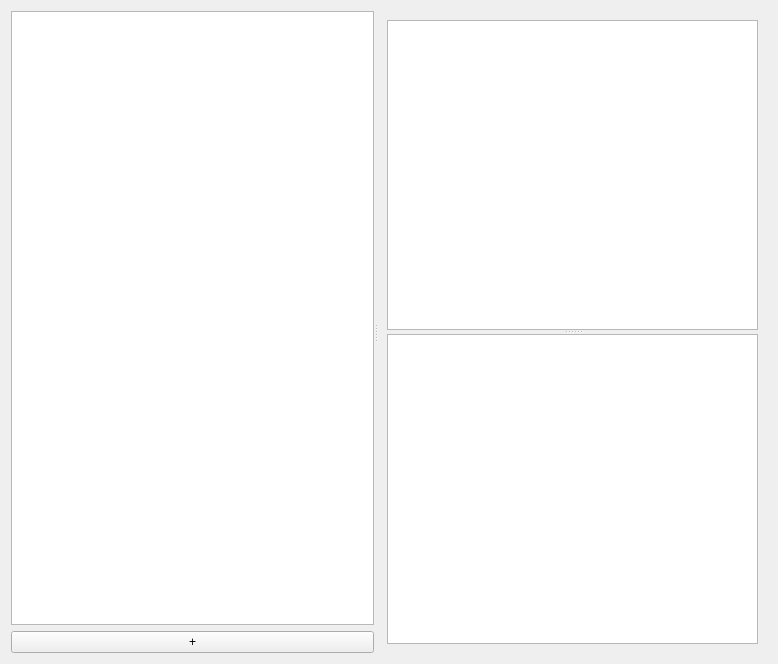
Above: ui/teacherpage.ui from pr2026/CppCraftClient before the change. Below: the same form after it.
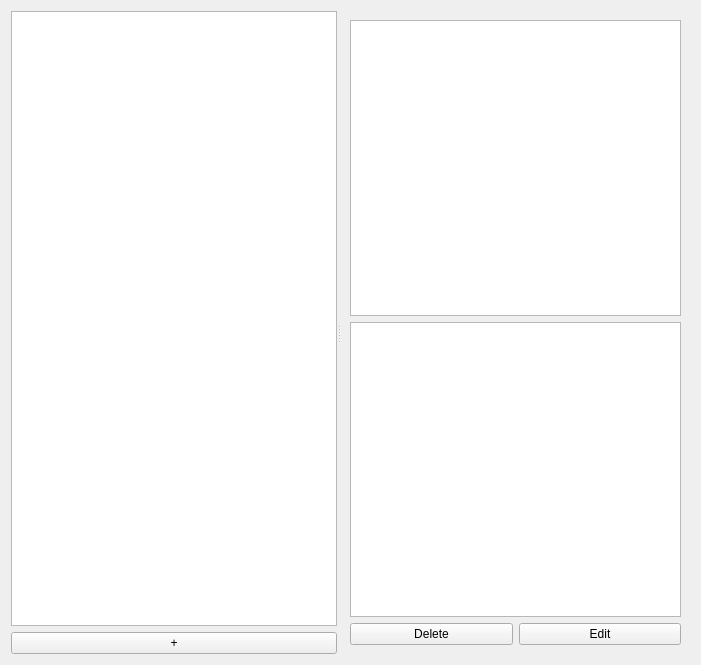
That is the form after the change. The open tabs and pages were chosen to show the change.

Commit message: Add teacher interface functions

```diff
--- a/ui/teacherpage.ui
+++ b/ui/teacherpage.ui
@@ -6,8 +6,8 @@
    <rect>
     <x>0</x>
     <y>0</y>
-    <width>778</width>
-    <height>664</height>
+    <width>701</width>
+    <height>665</height>
    </rect>
   </property>
   <property name="windowTitle">
@@ -38,15 +38,34 @@
        <number>1</number>
       </property>
       <widget class="QWidget" name="viewTaskPage">
-       <layout class="QHBoxLayout" name="horizontalLayout">
+       <layout class="QVBoxLayout" name="verticalLayout_18">
         <item>
-         <widget class="QSplitter" name="splitter_2">
-          <property name="orientation">
-           <enum>Qt::Orientation::Vertical</enum>
-          </property>
-          <widget class="QTextBrowser" name="taskCondition"/>
-          <widget class="QTextBrowser" name="tests"/>
-         </widget>
+         <layout class="QVBoxLayout" name="verticalLayout_15">
+          <item>
+           <widget class="QTextBrowser" name="taskCondition"/>
+          </item>
+          <item>
+           <widget class="QTextBrowser" name="tests"/>
+          </item>
+          <item>
+           <layout class="QHBoxLayout" name="horizontalLayout">
+            <item>
+             <widget class="QPushButton" name="deleteButton">
+              <property name="text">
+               <string>Delete</string>
+              </property>
+             </widget>
+            </item>
+            <item>
+             <widget class="QPushButton" name="editButton">
+              <property name="text">
+               <string>Edit</string>
+              </property>
+             </widget>
+            </item>
+           </layout>
+          </item>
+         </layout>
         </item>
        </layout>
       </widget>
```
Left out of the diff: 31 changed lines with no effect on the pictures. The commit also changes 7 other files.
